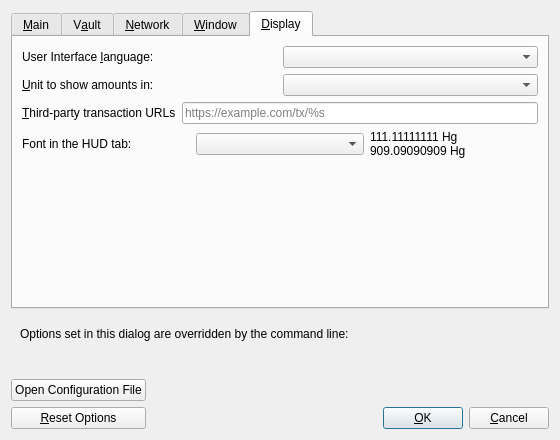
This is src/qt/forms/optionsdialog.ui in quicksilver-hg/quicksilver as Qt 5 draws it before an edit. The edited form follows.
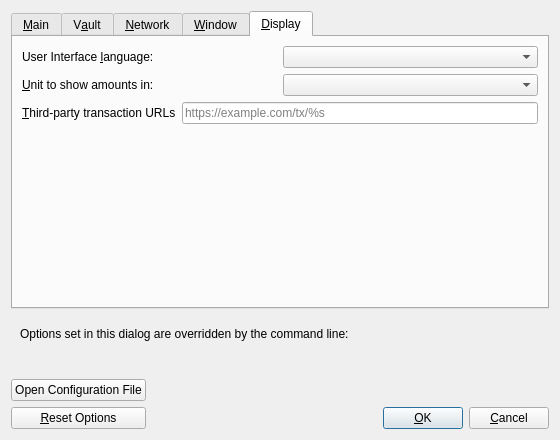
This is the edited form. The open tabs and pages were chosen to show the change. Custom widgets are drawn as their Qt base class.

The edit to the form file:
```diff
--- a/src/qt/forms/optionsdialog.ui
+++ b/src/qt/forms/optionsdialog.ui
@@ -852,31 +852,6 @@
          </item>
         </layout>
        </item>
-       <item>
-        <layout class="QHBoxLayout" name="horizontalLayout_4_Display">
-         <item>
-          <widget class="QLabel" name="moneyFontLabel">
-           <property name="text">
-            <string>Font in the HUD tab: </string>
-           </property>
-           <property name="buddy">
-            <cstring>moneyFont</cstring>
-           </property>
-          </widget>
-         </item>
-         <item>
-          <widget class="QComboBox" name="moneyFont"/>
-         </item>
-         <item>
-          <widget class="QLabel" name="moneyFont_preview">
-           <property name="text">
-            <string notr="true">111.11111111 Hg
-909.09090909 Hg</string>
-           </property>
-          </widget>
-         </item>
-        </layout>
-       </item>
        <item>
         <spacer name="verticalSpacer_Display">
          <property name="orientation">
```
Left out of the diff: 21 changed lines with no effect on the pictures.
